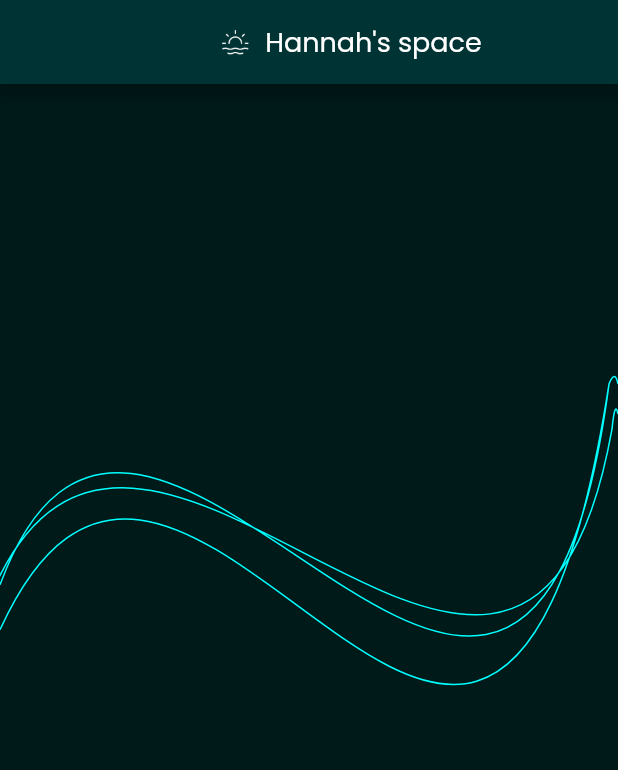
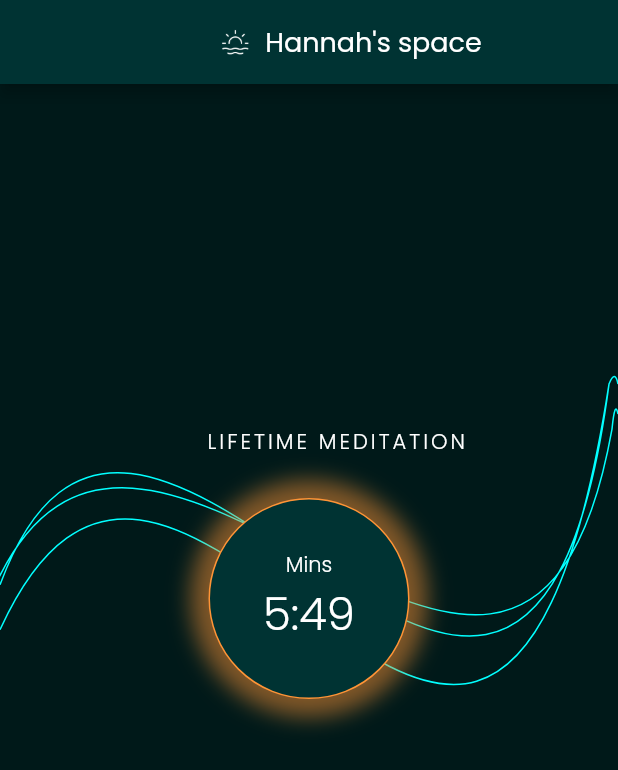
Before and after one commit to fiizzy/MentalWaev, a Flutter app: the screen it shows after launch, after a tap on "Sign in with Google", on a phone screen of 412 x 824 dp. Shown: the top 770 px of the screen. Run offline on Flutter 3.47's test engine with Material 2 defaults, Android fonts, the phone set to English and light mode, and no system bars; our stand-ins replace get.

Commit message:
added dial to home screen

```diff
--- a/lib/theme/theme.dart
+++ b/lib/theme/theme.dart
@@ -13,6 +13,7 @@ class AppColors {
   static const Color negative = Color(0xFFBC0000);
   static const Color negative_2 = Color(0xFFDDB3B3);
   static const Color positive = Color(0xFF009533);
+  static const Color goldenGlow = Color(0xFFFF9436);
 }
 
 TextTheme _buildTextTheme() {
@@ -26,9 +27,9 @@ TextTheme _buildTextTheme() {
     headline4: _style(48.0, null, fontFamily: 'Poppins-ExtraBold'),
     headline5: _style(22.0, FontWeight.w500),
     headline6: _style(18.0, FontWeight.w500),
-    bodyText1: _style(18.0, FontWeight.normal),
+    bodyText1: _style(30.0, FontWeight.normal, fontFamily: 'Poppins-Light'),
     bodyText2: _style(16.0, FontWeight.normal),
-    subtitle1: _style(14.0, FontWeight.normal),
+    subtitle1: _style(14.0, FontWeight.normal, fontFamily: 'Poppins-Light'),
     subtitle2: _style(12.0, FontWeight.w300),
     button: _style(18.0, FontWeight.normal),
     caption: _style(12.0, FontWeight.normal),
--- a/lib/utils/util.dart
+++ b/lib/utils/util.dart
@@ -9,6 +9,10 @@ class Info {
 
   static get deviceWidth => _width;
   static get deviceHeight => _height;
+}
+
+class Utils {
+  static final dialRectboxHeight = 226 / 700 * Info.deviceHeight;
 }
 
 class CustomCurvesProps {
--- a/lib/views/home/home.dart
+++ b/lib/views/home/home.dart
@@ -19,12 +19,24 @@ class Home extends StatelessWidget {
     final appBarHeight = appBar.preferredSize.height;
     return Scaffold(
       appBar: appBar,
-      body: Column(
-        children: [
-          SizedBox(height: 226 / 700 * Info.deviceHeight - appBarHeight),
-          const CustomCurveBoxes(),
-        ],
-      ),
+      body: Stack(children: [
+        Column(
+          children: [
+            SizedBox(height: Utils.dialRectboxHeight - appBarHeight),
+            const CustomCurveBoxes(),
+          ],
+        ),
+        Positioned(
+          top: Utils.dialRectboxHeight - 38,
+          left: Info.deviceWidth / 3,
+          child: Text(
+            'LIFETIME MEDITATION',
+            style: Theme.of(context).textTheme.subtitle1!.copyWith(
+                  letterSpacing: 2,
+                ),
+          ),
+        ),
+      ]),
     );
   }
 }
--- a/lib/widgets/curve_line_boxes.dart
+++ b/lib/widgets/curve_line_boxes.dart
@@ -1,6 +1,7 @@
 import 'package:flutter/material.dart';
 import 'package:mentalwaev/utils/util.dart';
 import 'package:mentalwaev/widgets/custom_curve_painters.dart';
+import 'package:mentalwaev/widgets/custom_dial.dart';
 
 class CustomCurveBoxes extends StatelessWidget {
   const CustomCurveBoxes({Key? key}) : super(key: key);
@@ -9,7 +10,7 @@ class CustomCurveBoxes extends StatelessWidget {
   Widget build(BuildContext context) {
     return SizedBox(
       width: Info.deviceWidth,
-      height: 226 / 700 * Info.deviceHeight,
+      height: Utils.dialRectboxHeight,
       child: CustomPaint(
         painter: CustomCurvePainter(
           0,
@@ -18,10 +19,7 @@ class CustomCurveBoxes extends StatelessWidget {
           196 / 700 * Info.deviceHeight,
         ),
         child: const Center(
-          child: Text(
-            '',
-            style: TextStyle(color: Colors.lightBlue),
-          ),
+          child: CustomDial(),
         ),
       ),
     );
--- /dev/null
+++ b/lib/widgets/custom_dial.dart
@@ -0,0 +1,43 @@
+import 'package:flutter/material.dart';
+import 'package:mentalwaev/theme/theme.dart';
+
+class CustomDial extends StatelessWidget {
+  const CustomDial({Key? key}) : super(key: key);
+
+  @override
+  Widget build(BuildContext context) {
+    return Center(
+      child: Container(
+        height: 134,
+        width: 134,
+        decoration: BoxDecoration(
+          boxShadow: [
+            BoxShadow(
+              color: AppColors.goldenGlow.withOpacity(0.5),
+              spreadRadius: 12,
+              blurRadius: 12,
+            ),
+          ],
+          color: AppColors.darkGreen_2,
+          border: Border.all(
+            color: AppColors.goldenGlow,
+          ),
+          shape: BoxShape.circle,
+        ),
+        child: Column(
+          mainAxisAlignment: MainAxisAlignment.center,
+          children: [
+            Text(
+              'Mins',
+              style: Theme.of(context).textTheme.subtitle1,
+            ),
+            Text(
+              '5:49',
+              style: Theme.of(context).textTheme.bodyText1,
+            ),
+          ],
+        ),
+      ),
+    );
+  }
+}
```
